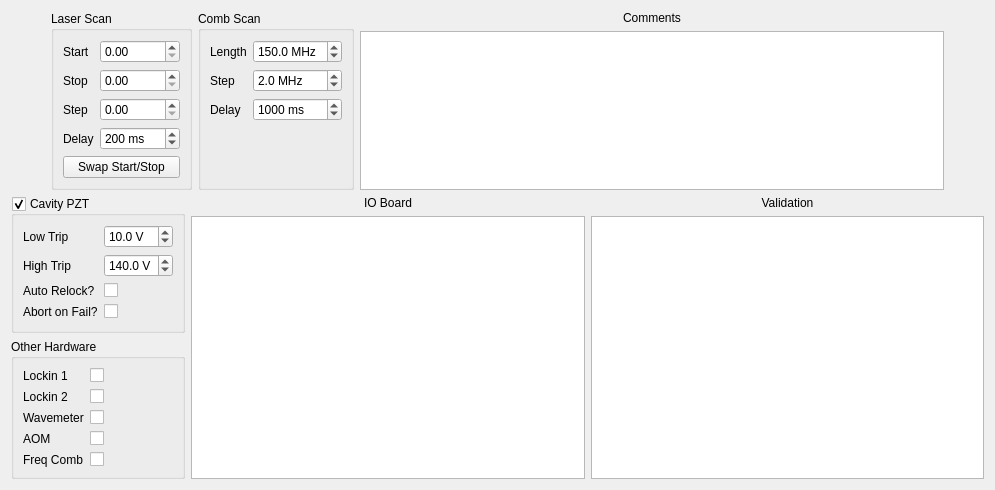
Old version of the form scanconfigwidget.ui in the repository kncrabtree/nicerohms.
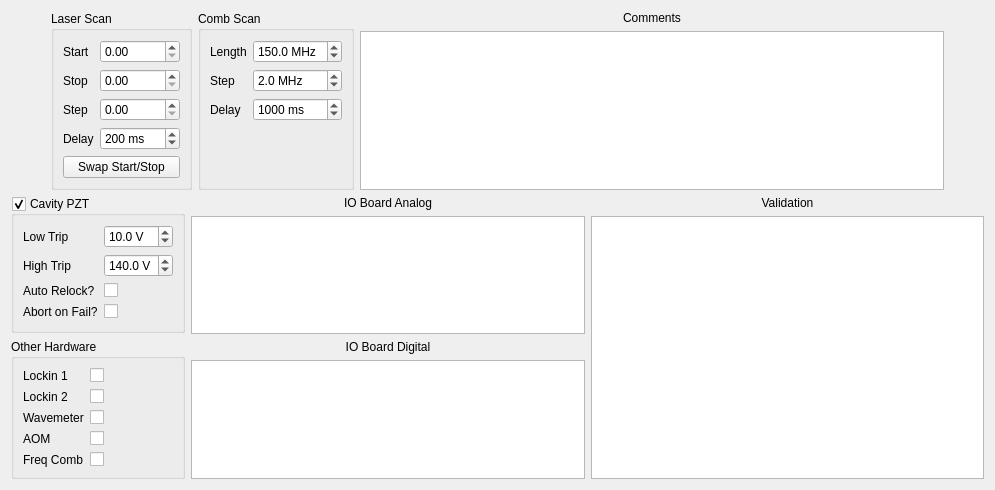
New version of the form.

Commit message: Initial implementation of io board digital config

Diff of the .ui file:
```diff
--- a/scanconfigwidget.ui
+++ b/scanconfigwidget.ui
@@ -405,7 +405,7 @@
        <item>
         <widget class="QLabel" name="label">
          <property name="text">
-          <string>IO Board</string>
+          <string>IO Board Analog</string>
          </property>
          <property name="alignment">
           <set>Qt::AlignCenter</set>
@@ -420,6 +420,26 @@
          <property name="selectionMode">
           <enum>QAbstractItemView::ExtendedSelection</enum>
          </property>
+         <attribute name="horizontalHeaderStretchLastSection">
+          <bool>true</bool>
+         </attribute>
+        </widget>
+       </item>
+       <item>
+        <widget class="QLabel" name="label_4">
+         <property name="text">
+          <string>IO Board Digital</string>
+         </property>
+         <property name="alignment">
+          <set>Qt::AlignCenter</set>
+         </property>
+        </widget>
+       </item>
+       <item>
+        <widget class="QTableView" name="ioBoardDigitalTableView">
+         <attribute name="horizontalHeaderStretchLastSection">
+          <bool>true</bool>
+         </attribute>
         </widget>
        </item>
       </layout>
```
The commit also changes 5 other files.
